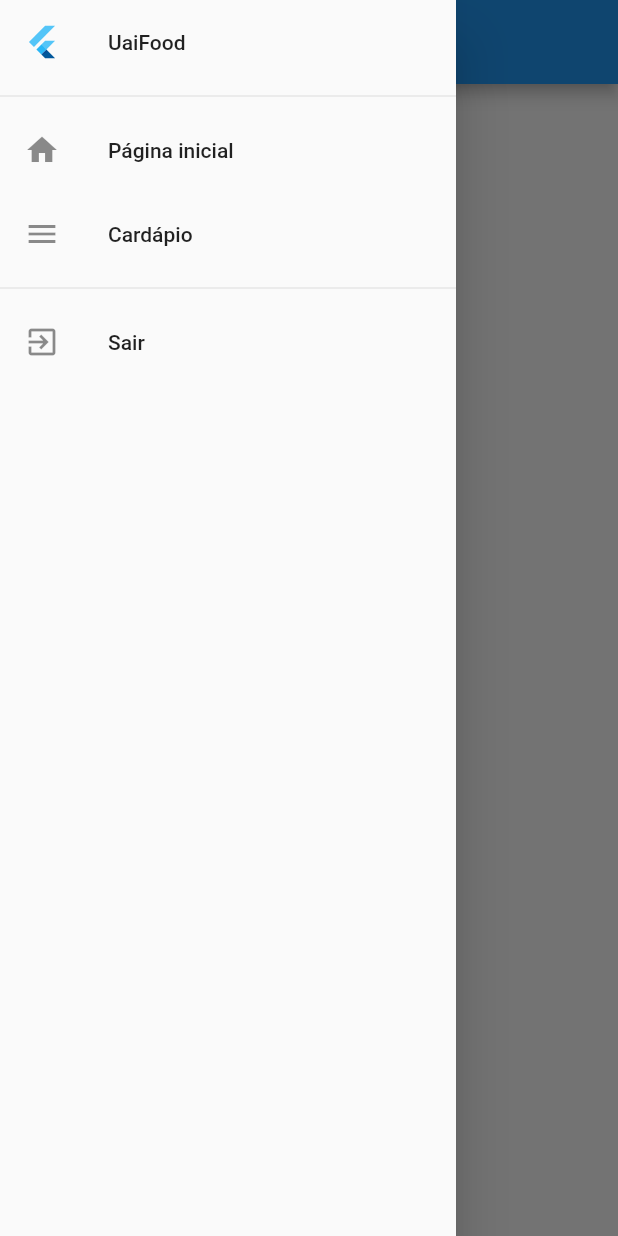
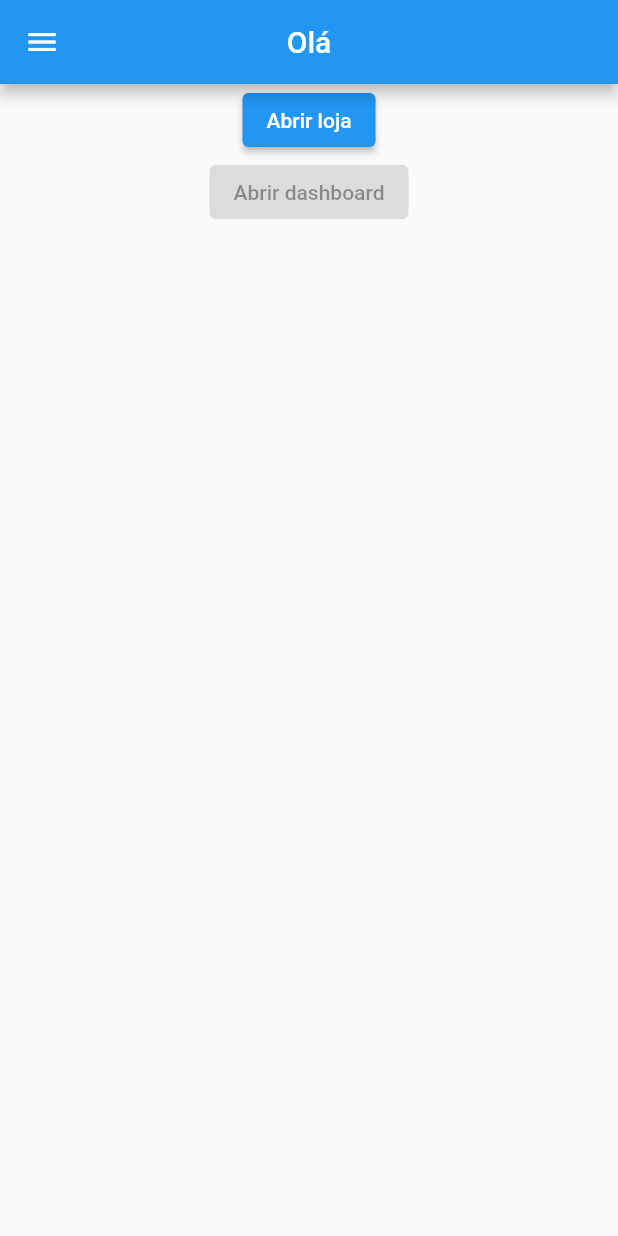
Before and after one commit to MarceloFV/iDelivery-Store, a Flutter app: the HomeView screen opened by its route, in the side drawer, after a tap on "Abrir loja", on a phone screen of 412 x 824 dp. Run offline on Flutter 3.47's test engine with Material 2 defaults, Android fonts, the phone set to English and light mode, and no system bars; our stand-ins replace cloud_firestore, firebase_auth, firebase_core, firebase_storage, flutter_masked_text, get and 1 more; accounts and stored records are empty; statements that could not run were skipped.

```diff
--- a/lib/app/data/model/store_model.dart
+++ b/lib/app/data/model/store_model.dart
@@ -7,7 +7,7 @@ class StoreModel {
   String title;
   String phoneNumber;
   double shipPrice;
-
+  bool isOpen;
   DocumentReference reference;
 
   StoreModel({
@@ -15,6 +15,7 @@ class StoreModel {
     this.title,
     this.phoneNumber,
     this.shipPrice,
+    this.isOpen,
     this.reference,
   });
 
@@ -28,6 +29,7 @@ class StoreModel {
       'title': title,
       'phoneNumber': phoneNumber,
       'shipPrice': shipPrice,
+      'isOpen': isOpen,
     };
   }
 
@@ -39,6 +41,7 @@ class StoreModel {
       title: map['title'],
       phoneNumber: map['phoneNumber'],
       shipPrice: map['shipPrice'],
+      isOpen: map['isOpen'],
     );
   }
 
@@ -52,6 +55,7 @@ class StoreModel {
     String title,
     String phoneNumber,
     double shipPrice,
+    bool isOpen,
     DocumentReference reference,
   }) {
     return StoreModel(
@@ -59,12 +63,13 @@ class StoreModel {
       title: title ?? this.title,
       phoneNumber: phoneNumber ?? this.phoneNumber,
       shipPrice: shipPrice ?? this.shipPrice,
+      isOpen: isOpen ?? this.isOpen,
       reference: reference ?? this.reference,
     );
   }
 
   @override
   String toString() {
-    return 'StoreModel(imgUrl: $imgUrl, title: $title, phoneNumber: $phoneNumber, shipPrice: $shipPrice, reference: $reference)';
+    return 'StoreModel(imgUrl: $imgUrl, title: $title, phoneNumber: $phoneNumber, shipPrice: $shipPrice, isOpen: $isOpen, reference: $reference)';
   }
 }
--- a/lib/app/data/provider/store_provider.dart
+++ b/lib/app/data/provider/store_provider.dart
@@ -99,4 +99,8 @@ Future<ProductModel> add(
       return StoreStatus.Error;
     }
   }
+
+  open(StoreModel store) => store.reference.update({'isOpen': true});
+
+  close(StoreModel store) => store.reference.update({'isOpen': false});
 }
--- a/lib/app/data/repository/store_repository.dart
+++ b/lib/app/data/repository/store_repository.dart
@@ -13,4 +13,8 @@ class StoreRepository {
       provider.create(uid, store, image);
 
   Future<StoreModel> read(String uid) => provider.read(uid);
+
+  void open(StoreModel store) => provider.open(store);
+
+  void close(StoreModel store) => provider.close(store);
 }
--- a/lib/app/modules/home/bindings/home_binding.dart
+++ b/lib/app/modules/home/bindings/home_binding.dart
@@ -1,5 +1,8 @@
+import 'package:cloud_firestore/cloud_firestore.dart';
 import 'package:delivery_store/app/data/provider/auth_provider.dart';
+import 'package:delivery_store/app/data/provider/store_provider.dart';
 import 'package:delivery_store/app/data/repository/auth_repository.dart';
+import 'package:delivery_store/app/data/repository/store_repository.dart';
 import 'package:firebase_auth/firebase_auth.dart';
 import 'package:get/get.dart';
 import 'package:delivery_store/app/modules/home/controllers/home_controller.dart';
@@ -14,6 +17,12 @@ class HomeBinding extends Bindings {
             auth: FirebaseAuth.instance,
           ),
         ),
+        storeRepository: StoreRepository(
+          provider: StoreProvider(
+            firestore: FirebaseFirestore.instance,
+            storage: null, //TODO: Testar se será necessario o storage
+          ),
+        ),
       ),
     );
   }
--- a/lib/app/modules/home/controllers/home_controller.dart
+++ b/lib/app/modules/home/controllers/home_controller.dart
@@ -1,3 +1,4 @@
+import 'package:delivery_store/app/data/repository/store_repository.dart';
 import 'package:get/get.dart';
 
 import 'package:delivery_store/app/data/model/store_model.dart';
@@ -7,8 +8,12 @@ import 'package:meta/meta.dart';
 
 class HomeController extends GetxController {
   final AuthRepository authRepository;
+  final StoreRepository storeRepository;
 
-  HomeController({@required this.authRepository});
+  HomeController({
+    @required this.authRepository,
+    @required this.storeRepository,
+  });
 
   StoreModel store;
 
@@ -20,6 +25,12 @@ class HomeController extends GetxController {
     super.onInit();
   }
 
+  @override
+  void onClose() {
+    _closeStore();
+    super.onClose();
+  }
+
   onOpenCloseStorePressed() {
     isOpen.toggle();
     if (isOpen.value)
@@ -28,15 +39,23 @@ class HomeController extends GetxController {
       return _closeStore();
   }
 
-  _openStore() {
+  onOpenDashboardPressed() {
+    //TODO: Implement onOpenDashboardPressed
   }
 
-  _closeStore() {
+
+  onDrawerMenuPressed() {
+    Get.toNamed(
+      Routes.MENU,
+      arguments: {
+        'store': store,
+      },
+    );
   }
 
-  onDrawerMenuPressed() {
-    Get.toNamed(Routes.MENU, arguments: {'store': store});
-  }
+  _openStore() => storeRepository.open(store);
+
+  _closeStore() => storeRepository.close(store);
 
   onLogoutPressed() {
     authRepository.logout();
--- a/lib/app/modules/home/views/home_view.dart
+++ b/lib/app/modules/home/views/home_view.dart
@@ -13,7 +13,10 @@ class HomeView extends GetView<HomeController> {
       drawer: _drawer(),
       body: Container(
         child: Center(
-          child: Obx(() => ElevatedButton(
+          child: Column(
+            children: [
+              Obx(
+                () => ElevatedButton(
                   child: controller.isOpen.value
                       ? Text('Fechar loja')
                       : Text('Abrir loja'),
@@ -21,7 +24,16 @@ class HomeView extends GetView<HomeController> {
                       ? ElevatedButton.styleFrom(primary: Colors.red)
                       : null,
                   onPressed: controller.onOpenCloseStorePressed,
-              )),
+                ),
+              ),
+              Obx(
+                () => ElevatedButton(
+                  child: Text('Abrir dashboard'),
+                  onPressed: controller.isOpen.value ? controller.onOpenDashboardPressed() : null,
+                ),
+              ),
+            ],
+          ),
         ),
       ),
     );
@@ -51,7 +63,6 @@ class HomeView extends GetView<HomeController> {
               onTap: controller.onDrawerMenuPressed,
             ),
 
-
             // ListTile(
             //   leading: Icon(Icons.history),
             //   title: Text('Histórico de pedidos'),
```
Lines whose indentation alone changed are shown as unchanged.
